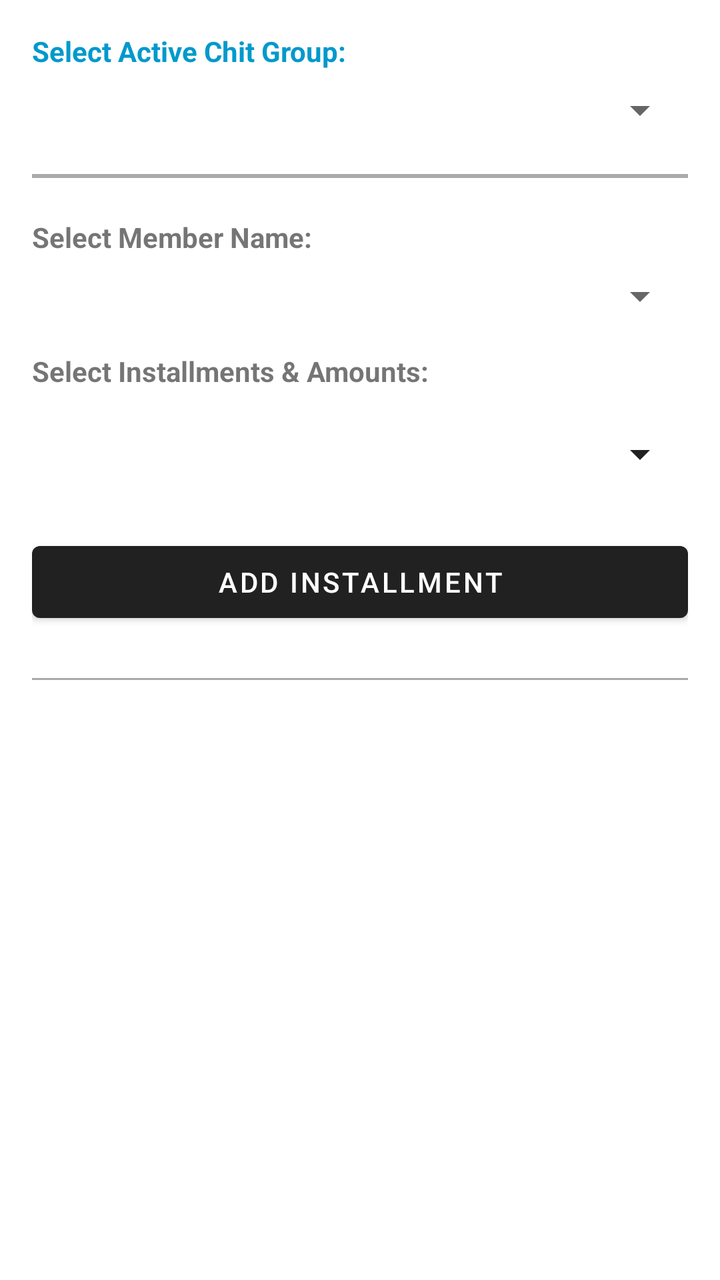
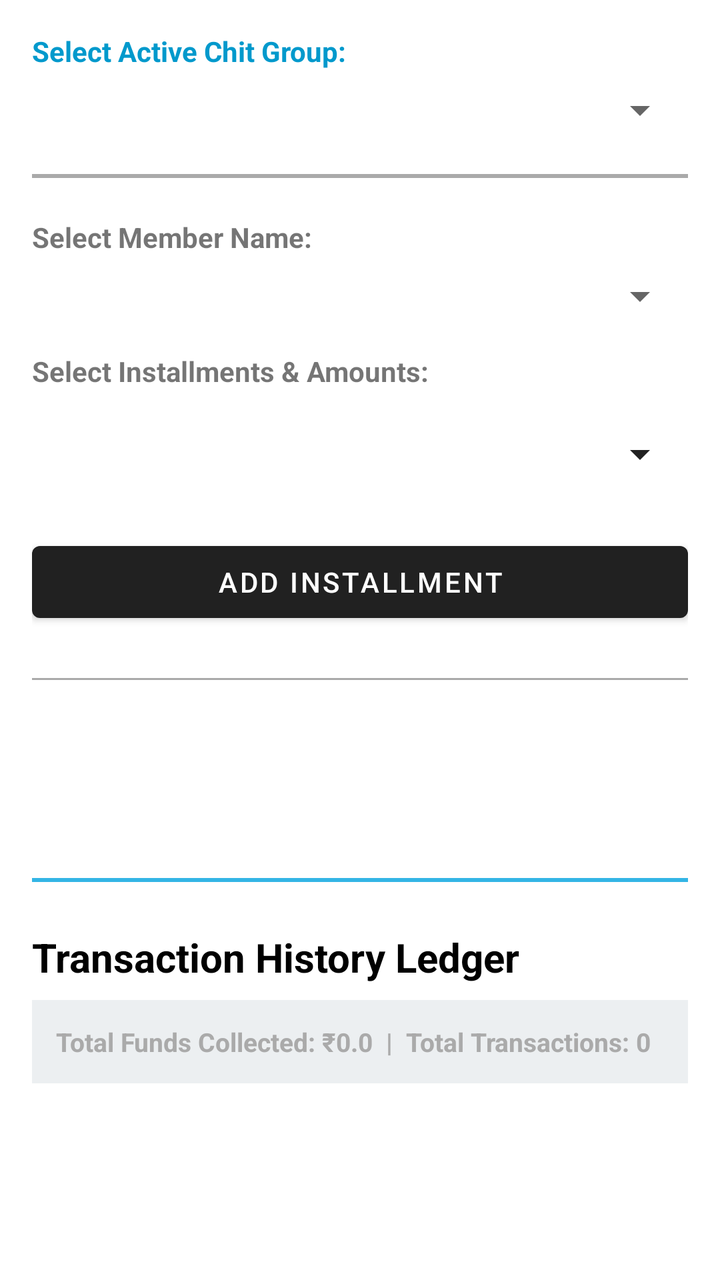

An Android layout rendered at two revisions. The XML below is the earlier revision; the diff shows what the commit changed to produce the second picture.
<!-- AndroidManifest.xml: application theme Theme.MaterialComponents.Light.DarkActionBar -->
<!-- res/layout/activity_main.xml -->
<?xml version="1.0" encoding="utf-8"?>
<ScrollView xmlns:android="http://schemas.android.com/apk/res/android"
    android:layout_width="match_parent"
    android:layout_height="match_parent"
    android:padding="16dp">

    <LinearLayout
        android:layout_width="match_parent"
        android:layout_height="wrap_content"
        android:orientation="vertical">

        <TextView
            android:layout_width="wrap_content"
            android:layout_height="wrap_content"
            android:text="Select Active Chit Group:"
            android:textStyle="bold"
            android:textColor="@android:color/holo_blue_dark" />
            
        <Spinner
            android:id="@+id/spChitSelector"
            android:layout_width="match_parent"
            android:layout_height="wrap_content"
            android:layout_marginTop="8dp"
            android:layout_marginBottom="20dp" />

        <View
            android:layout_width="match_parent"
            android:layout_height="2dp"
            android:background="@android:color/darker_gray"
            android:layout_marginBottom="20dp"/>

        <LinearLayout
            android:id="@+id/llFormContainer"
            android:layout_width="match_parent"
            android:layout_height="wrap_content"
            android:orientation="vertical">

            <TextView
                android:layout_width="wrap_content"
                android:layout_height="wrap_content"
                android:text="Select Member Name:"
                android:textStyle="bold" />
                
            <Spinner
                android:id="@+id/spMembers"
                android:layout_width="match_parent"
                android:layout_height="wrap_content"
                android:layout_marginTop="8dp"
                android:layout_marginBottom="16dp"/>

            <TextView
                android:layout_width="wrap_content"
                android:layout_height="wrap_content"
                android:text="Select Installments &amp; Amounts:"
                android:textStyle="bold" />
                
            <Button
                android:id="@+id/btnSelectInstallments"
                android:layout_width="match_parent"
                android:layout_height="wrap_content"
                android:layout_marginTop="8dp"
                android:layout_marginBottom="16dp"
                android:text="Tap to Select Installments"
                style="?android:attr/spinnerStyle"
                android:gravity="start|center_vertical"
                android:paddingStart="12dp"
                android:textAllCaps="false" />

            <Button
                android:id="@+id/btnAddInstallment"
                android:layout_width="match_parent"
                android:layout_height="wrap_content"
                android:text="Add Installment"
                android:layout_marginBottom="24dp"/>

            <View
                android:layout_width="match_parent"
                android:layout_height="1dp"
                android:background="@android:color/darker_gray"
                android:layout_marginBottom="24dp"/>
        </LinearLayout>

        <TextView
            android:id="@+id/tvFundTitle"
            android:layout_width="match_parent"
            android:layout_height="wrap_content"
            android:textSize="20sp"
            android:textStyle="bold"
            android:layout_marginBottom="16dp" />

        <HorizontalScrollView
            android:layout_width="match_parent"
            android:layout_height="wrap_content">

            <TableLayout
                android:id="@+id/tlFundTable"
                android:layout_width="wrap_content"
                android:layout_height="wrap_content"
                android:stretchColumns="*" />
        </HorizontalScrollView>

    </LinearLayout>
</ScrollView>
<!-- resources referenced by this layout -->
<resources>

</resources>

<!-- the commit's change to res/layout/activity_main.xml (unified diff, before → after) -->
@@ -90,7 +90,8 @@
 
         <HorizontalScrollView
             android:layout_width="match_parent"
-            android:layout_height="wrap_content">
+            android:layout_height="wrap_content"
+            android:layout_marginBottom="32dp">
 
             <TableLayout
                 android:id="@+id/tlFundTable"
@@ -99,5 +100,43 @@
                 android:stretchColumns="*" />
         </HorizontalScrollView>
 
+        <View
+            android:layout_width="match_parent"
+            android:layout_height="2dp"
+            android:background="@android:color/holo_blue_light"
+            android:layout_marginBottom="24dp"/>
+
+        <TextView
+            android:layout_width="wrap_content"
+            android:layout_height="wrap_content"
+            android:text="Transaction History Ledger"
+            android:textSize="20sp"
+            android:textStyle="bold"
+            android:textColor="@android:color/black"
+            android:layout_marginBottom="8dp"/>
+
+        <TextView
+            android:id="@+id/tvHistorySummary"
+            android:layout_width="match_parent"
+            android:layout_height="wrap_content"
+            android:background="#ECEFF1"
+            android:padding="12dp"
+            android:text="Total Funds Collected: ₹0.0  |  Total Transactions: 0"
+            android:textColor="@android:color/darker_gray"
+            android:textStyle="bold"
+            android:textSize="13sp"
+            android:layout_marginBottom="16dp"/>
+
+        <HorizontalScrollView
+            android:layout_width="match_parent"
+            android:layout_height="wrap_content">
+
+            <TableLayout
+                android:id="@+id/tlHistoryTable"
+                android:layout_width="wrap_content"
+                android:layout_height="wrap_content"
+                android:stretchColumns="*" />
+        </HorizontalScrollView>
+
     </LinearLayout>
 </ScrollView>
